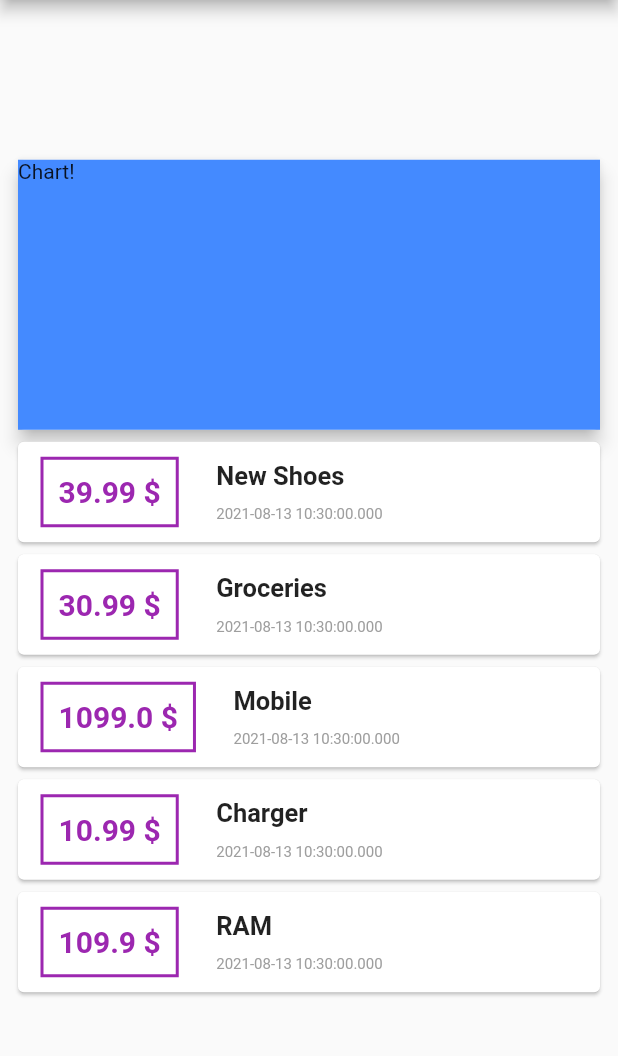
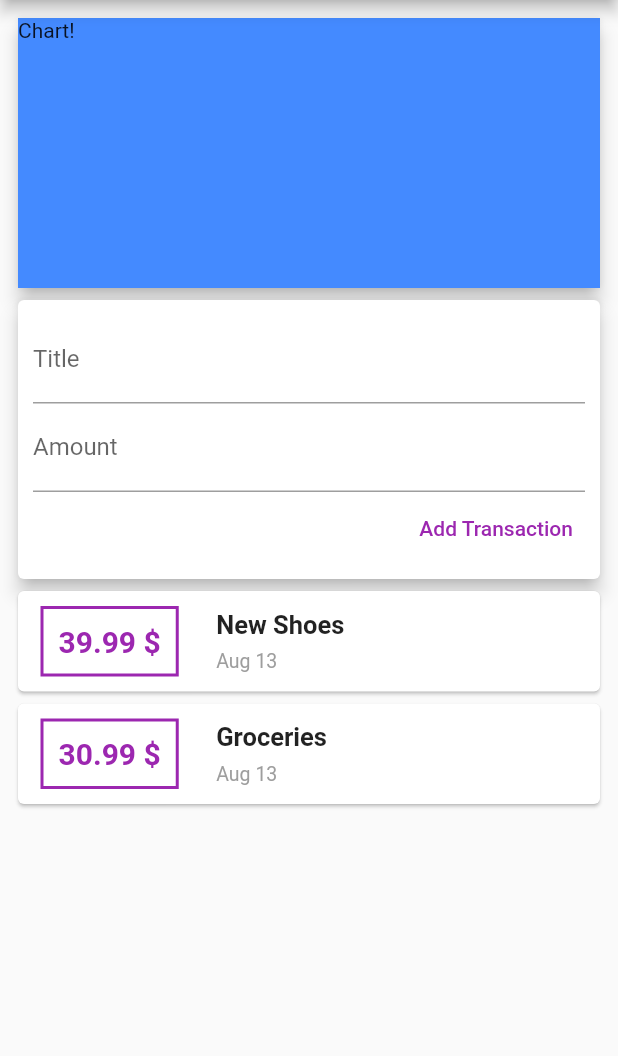
Before and after one commit to kishanSindhi/expense_tracker, a Flutter app: the screen it shows after launch, on a phone screen of 412 x 824 dp, the part 84-1140 px from its top. Run offline on Flutter 3.47's test engine with Material 2 defaults, Android fonts, the phone set to English and light mode, and no system bars.

Commit message:
Add transaction button

```diff
--- a/lib/main.dart
+++ b/lib/main.dart
@@ -1,6 +1,6 @@
 import 'package:flutter/material.dart';
 
-import './transaction.dart';
+import 'widgets/user_transaction.dart';
 
 void main() {
   runApp(MyApp());
@@ -19,39 +19,6 @@ class MyApp extends StatelessWidget {
 }
 
 class MyHomePage extends StatelessWidget {
-  final List<Transaction> transaction = [
-    Transaction(
-      id: "t1",
-      title: "New Shoes",
-      amount: 39.99,
-      date: DateTime.now(),
-    ),
-    Transaction(
-      id: "t2",
-      title: "Groceries",
-      amount: 30.99,
-      date: DateTime.now(),
-    ),
-    Transaction(
-      id: "t3",
-      title: "Mobile",
-      amount: 1099.0,
-      date: DateTime.now(),
-    ),
-    Transaction(
-      id: "t4",
-      title: "Charger",
-      amount: 10.99,
-      date: DateTime.now(),
-    ),
-    Transaction(
-      id: "t5",
-      title: "RAM",
-      amount: 109.9,
-      date: DateTime.now(),
-    ),
-  ];
-
   @override
   Widget build(BuildContext context) {
     return Scaffold(
@@ -60,8 +27,9 @@ class MyHomePage extends StatelessWidget {
       ),
       body: Padding(
         padding: const EdgeInsets.all(8.0),
+        child: SingleChildScrollView(
           child: Column(
-          mainAxisAlignment: MainAxisAlignment.center,
+            mainAxisAlignment: MainAxisAlignment.start,
             children: [
               Card(
                 elevation: 5,
@@ -72,54 +40,9 @@ class MyHomePage extends StatelessWidget {
                   child: Text("Chart!"),
                 ),
               ),
-            Column(
-              children: transaction.map((tx) {
-                return Card(
-                  child: Row(
-                    children: [
-                      Container(
-                        child: Text(
-                          "${tx.amount} \$",
-                          style: TextStyle(
-                            fontWeight: FontWeight.bold,
-                            fontSize: 20,
-                            color: Colors.purple,
-                          ),
-                        ),
-                        margin:
-                            EdgeInsets.symmetric(vertical: 10, horizontal: 15),
-                        decoration: BoxDecoration(
-                          border: Border.all(color: Colors.purple, width: 2),
-                        ),
-                        padding: EdgeInsets.all(10),
-                      ),
-                      SizedBox(width: 10),
-                      Column(
-                        crossAxisAlignment: CrossAxisAlignment.start,
-                        children: [
-                          Text(
-                            tx.title,
-                            style: TextStyle(
-                              fontWeight: FontWeight.bold,
-                              fontSize: 17,
-                            ),
-                          ),
-                          SizedBox(height: 10),
-                          Text(
-                            "${tx.date}",
-                            style: TextStyle(
-                              fontSize: 10,
-                              color: Colors.grey,
-                            ),
-                          ),
+              UserTransaction(),
             ],
           ),
-                    ],
-                  ),
-                );
-              }).toList(),
-            ),
-          ],
         ),
       ),
     );
--- /dev/null
+++ b/lib/widgets/new_transaction.dart
@@ -0,0 +1,46 @@
+import 'package:flutter/material.dart';
+
+class NewTransaction extends StatelessWidget {
+  final Function(String, double) addTx;
+  final titleController = TextEditingController();
+  final amountController = TextEditingController();
+
+  NewTransaction(this.addTx);
+
+  @override
+  Widget build(BuildContext context) {
+    return Card(
+      elevation: 5,
+      child: Container(
+        padding: EdgeInsets.all(10),
+        child: Column(
+          crossAxisAlignment: CrossAxisAlignment.end,
+          children: [
+            TextField(
+              decoration: InputDecoration(labelText: "Title"),
+              controller: titleController,
+            ),
+            TextField(
+              decoration: InputDecoration(labelText: "Amount"),
+              controller: amountController,
+            ),
+            TextButton(
+              onPressed: () {
+                addTx(
+                  titleController.text,
+                  double.parse(amountController.text),
+                );
+              },
+              child: Text(
+                "Add Transaction",
+                style: TextStyle(
+                  color: Colors.purple,
+                ),
+              ),
+            )
+          ],
+        ),
+      ),
+    );
+  }
+}
--- /dev/null
+++ b/lib/widgets/transaction_list.dart
@@ -0,0 +1,61 @@
+import 'package:exp_tracker/models/transaction.dart';
+import 'package:flutter/material.dart';
+import 'package:intl/intl.dart';
+
+class TransactionList extends StatelessWidget {
+  final List<Transaction> transactions;
+
+  const TransactionList(this.transactions);
+  @override
+  Widget build(BuildContext context) {
+    return Container(
+      height: 300,
+      child: ListView(
+        children: transactions.map((tx) {
+          return Card(
+            child: Row(
+              children: [
+                Container(
+                  child: Text(
+                    "${tx.amount} \$",
+                    style: TextStyle(
+                      fontWeight: FontWeight.bold,
+                      fontSize: 20,
+                      color: Colors.purple,
+                    ),
+                  ),
+                  margin: EdgeInsets.symmetric(vertical: 10, horizontal: 15),
+                  decoration: BoxDecoration(
+                    border: Border.all(color: Colors.purple, width: 2),
+                  ),
+                  padding: EdgeInsets.all(10),
+                ),
+                SizedBox(width: 10),
+                Column(
+                  crossAxisAlignment: CrossAxisAlignment.start,
+                  children: [
+                    Text(
+                      tx.title,
+                      style: TextStyle(
+                        fontWeight: FontWeight.bold,
+                        fontSize: 17,
+                      ),
+                    ),
+                    SizedBox(height: 7),
+                    Text(
+                      DateFormat.MMMd().format(tx.date),
+                      style: TextStyle(
+                        fontSize: 13,
+                        color: Colors.grey,
+                      ),
+                    ),
+                  ],
+                ),
+              ],
+            ),
+          );
+        }).toList(),
+      ),
+    );
+  }
+}
--- /dev/null
+++ b/lib/widgets/user_transaction.dart
@@ -0,0 +1,49 @@
+import 'package:flutter/material.dart';
+
+import './new_transaction.dart';
+import './transaction_list.dart';
+import '../models/transaction.dart';
+
+class UserTransaction extends StatefulWidget {
+  @override
+  _UserTransactionState createState() => _UserTransactionState();
+}
+
+class _UserTransactionState extends State<UserTransaction> {
+  final List<Transaction> _userTransactions = [
+    Transaction(
+      id: "t1",
+      title: "New Shoes",
+      amount: 39.99,
+      date: DateTime.now(),
+    ),
+    Transaction(
+      id: "t2",
+      title: "Groceries",
+      amount: 30.99,
+      date: DateTime.now(),
+    ),
+  ];
+
+  void _addNewTransaction(String txTitle, double txAmount) {
+    final newTx = Transaction(
+      id: DateTime.now().toString(),
+      title: txTitle,
+      amount: txAmount,
+      date: DateTime.now(),
+    );
+    setState(() {
+      _userTransactions.add(newTx);
+    });
+  }
+
+  @override
+  Widget build(BuildContext context) {
+    return Column(
+      children: [
+        NewTransaction(_addNewTransaction),
+        TransactionList(_userTransactions),
+      ],
+    );
+  }
+}
--- a/pubspec.yaml
+++ b/pubspec.yaml
@@ -21,6 +21,7 @@ environment:
   sdk: ">=2.12.0 <3.0.0"
 
 dependencies:
+  intl: ^0.17.0
   flutter:
     sdk: flutter
 
```
Also changed, not shown: lib/models/transaction.dart (renamed from lib/transaction.dart), pubspec.lock. Lines whose indentation alone changed are shown as unchanged.
